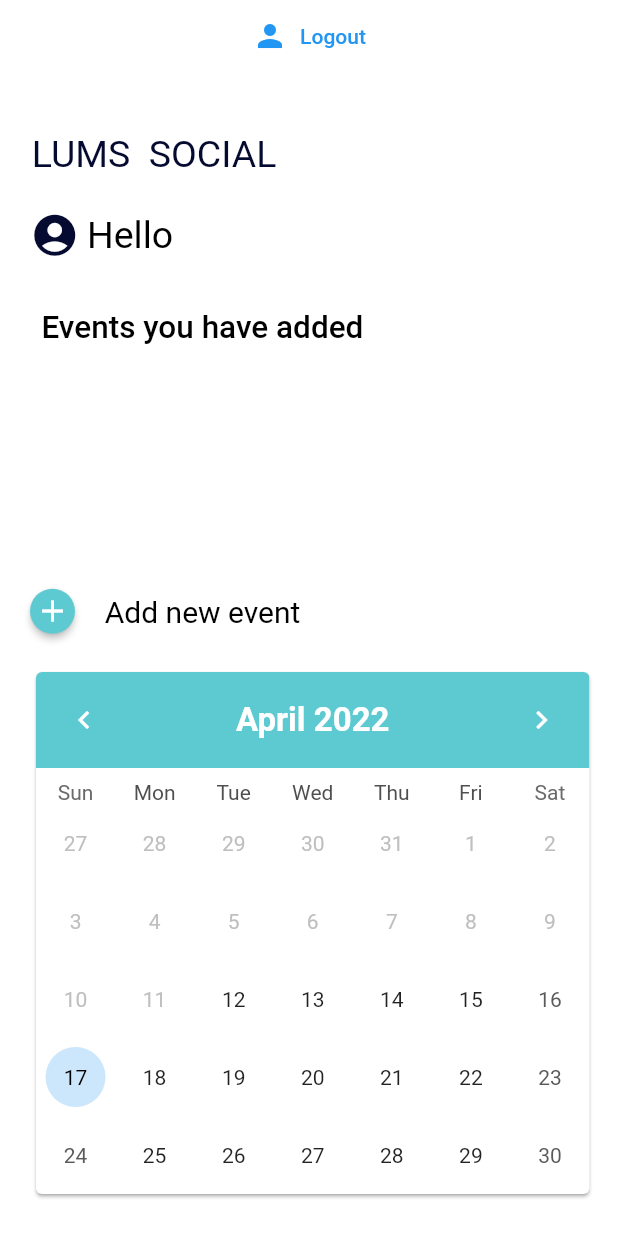
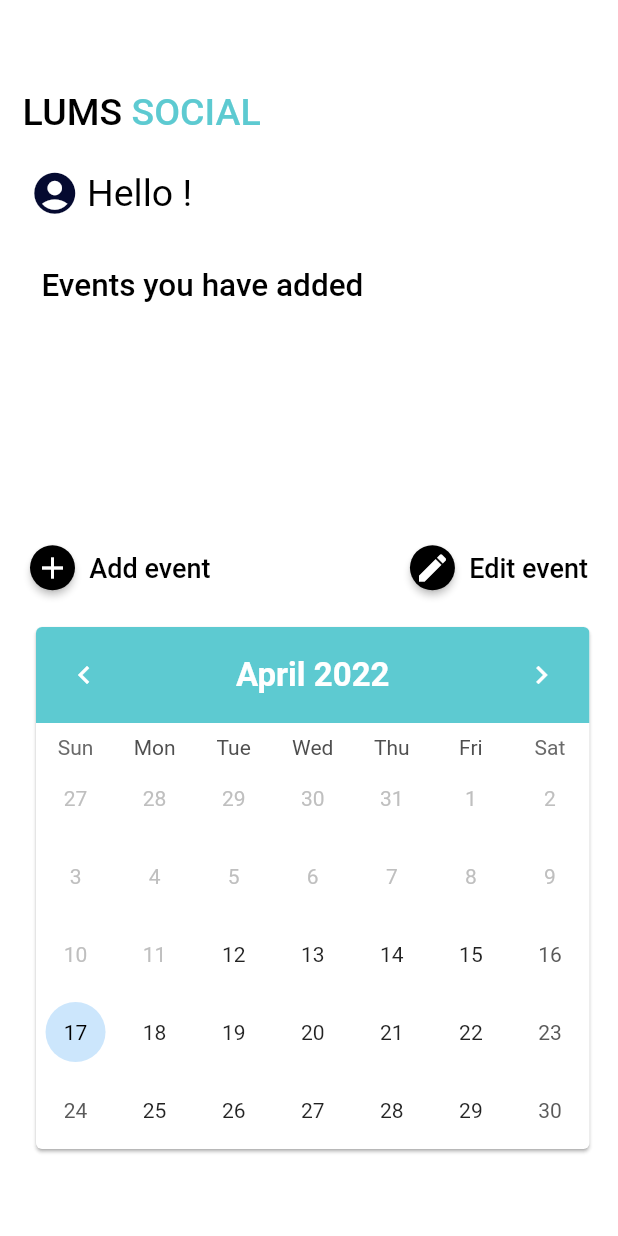
Before and after one commit to meh-noor/LUMS-Social, a Flutter app: the admin screen opened directly, on a phone screen of 412 x 824 dp. Run offline on Flutter 3.47's test engine with Material 2 defaults, Android fonts, the light colour scheme and no system bars; drawn by our look-alikes of table_calendar; our stand-ins replace cloud_firestore, firebase_auth, firebase_core, firebase_storage, flutter_form_builder, image_picker and 1 more; missing offline and left inert: dart:ffi; accounts and stored records are empty; Roboto replaces fonts that are missing (Poppins).

Commit message:
adminDashboardFrontEndedited

```diff
--- a/lib/main.dart
+++ b/lib/main.dart
@@ -1,5 +1,6 @@
 import 'package:flutter/material.dart';
 import 'package:lums_social_app2/models/user.dart';
+import 'package:lums_social_app2/screens/Admin/adminDashboard.dart';
 import 'package:lums_social_app2/screens/auth/forgetPasswordRedirect.dart';
 import 'package:lums_social_app2/screens/auth/registerUserDetails.dart';
 
@@ -28,6 +29,7 @@ class MyApp extends StatelessWidget {
       child:  MaterialApp(
         // home: Wrapper(),
         home: Splash(),
+        // home: admin(),
         // home: RegisterDetails(),
         // home: forgetPasswordRedirect(myEmail:"fawaz@gmail.com"),
       ),
--- a/lib/screens/Admin/adminDashboard.dart
+++ b/lib/screens/Admin/adminDashboard.dart
@@ -1,7 +1,10 @@
+import 'dart:math';
+
 import 'package:cloud_firestore/cloud_firestore.dart';
 import 'package:flutter/material.dart';
 import 'package:lums_social_app2/models/user.dart';
 import 'package:lums_social_app2/screens/auth/sign_in.dart';
+import 'package:lums_social_app2/screens/news/newsButton.dart';
 import 'package:lums_social_app2/splash.dart';
 import 'package:provider/provider.dart';
 import 'package:table_calendar/table_calendar.dart';
@@ -38,7 +41,8 @@ class _adminState extends State<admin> {
         body: SingleChildScrollView(
             child: Column(
           children: <Widget>[
-            SignOut(),
+            const SizedBox(height: 20),
+            // SignOut(),
             Padding(
                 padding: const EdgeInsets.only(
                     left: 15.0, right: 30.0, bottom: 10.0, top: 40.0),
@@ -57,11 +61,33 @@ class _adminState extends State<admin> {
               child: addedEvents(),
             ),
             listEvents(context, user),
-            Padding(
+            Row(
+              children: <Widget>[
+                Padding(
               padding: const EdgeInsets.only(
                   left: 20.0, right: 15.0, bottom: 10.0, top: 10.0),
-              child: addButton(context),
+              child: addEventButton(context),
             ),
+            Spacer(),
+             Padding(padding: EdgeInsets.only(right: 15.0),),
+             Padding(
+              padding: const EdgeInsets.only(
+                  left: 20.0, right: 15.0, bottom: 10.0, top: 10.0),
+              child: editEventButton(context),
+            ),
+              ],
+
+            ),
+            // Padding(
+            //   padding: const EdgeInsets.only(
+            //       left: 20.0, right: 15.0, bottom: 10.0, top: 10.0),
+            //   child: addEventButton(context),
+            // ),
+            // Padding(
+            //   padding: const EdgeInsets.only(
+            //       left: 20.0, right: 15.0, bottom: 10.0, top: 10.0),
+            //   child: editEventButton(context),
+            // ),
             Padding(
               padding: const EdgeInsets.only(
                   left: 20.0, right: 15.0, bottom: 10.0, top: 10.0),
@@ -73,20 +99,24 @@ class _adminState extends State<admin> {
         )));
   }
 
-  Widget mainText() => RichText(
-          text: TextSpan(
-              text: ' LUMS ',
-              style: TextStyle(
-                // alignment: Alignment(-0.85, -0.85),
-                fontFamily: 'Poppins',
-                color: Color(0xFF050A30),
-                fontSize: 25,
-              ),
-              children: [
-            TextSpan(
-              text: ' SOCIAL ',
-            )
-          ]));
+   Widget mainText() => new RichText(
+  text: new TextSpan(
+    // Note: Styles for TextSpans must be explicitly defined.
+    // Child text spans will inherit styles from parent
+    style: new TextStyle(
+      fontSize: 25.0,
+      color: Colors.black,
+       fontFamily: 'poppins',
+      //  fontWeight: FontWeight.bold,
+    ),
+    children: <TextSpan>[
+      new TextSpan(text: 'LUMS',
+    style: new TextStyle(fontWeight: FontWeight.w500)),
+      new TextSpan(text:" "),
+      new TextSpan(text: 'SOCIAL', style: new TextStyle(fontWeight: FontWeight.w500,color: Color(0xFF5DCAD1))),
+    ],
+  ),
+ );
 
   Widget greetingRow(user) => Row(
         children: [
@@ -98,11 +128,12 @@ class _adminState extends State<admin> {
               builder: (context, snapshot) {
                 if (snapshot.data != null) {
                   return Text(
-                    "Hello " + snapshot.data.toString(),
-                    style: TextStyle(
+                    "Hello " + snapshot.data.toString().toUpperCase() + "!",
+                    style: new TextStyle(
                       fontFamily: 'Poppins',
                       color: Colors.black,
                       fontSize: 25,
+                      fontWeight: FontWeight.w400,
                       // padding: const EdgeInsets.all(15.0),
                     ),
                   );
@@ -140,6 +171,7 @@ class _adminState extends State<admin> {
         padding: EdgeInsets.symmetric(horizontal: 16.0, vertical: 24.0),
         // height: MediaQuery.of(context).size.height * 0.35,
         height: 150,
+        // color: Colors.white,
         child: FutureBuilder(
           builder: (context, snapshot) {
             if (snapshot.data == null) {
@@ -152,32 +184,73 @@ class _adminState extends State<admin> {
                   height: 400,
                 ),
               );
-              ;
+
             }
             return ListView.builder(
                 scrollDirection: Axis.horizontal,
                 itemCount: allData.length,
                 itemBuilder: (context, index) {
                   return Container(
+                    decoration: BoxDecoration(
+          border: Border(left: BorderSide(color: Colors.primaries[Random().nextInt(Colors.primaries.length)],width: 5,)),
+         ),
                     // width: MediaQuery.of(context).size.width * 0.6,
-                    width: 200,
+                    width: 240,
+                    height: 200,
+                    // decoration: BoxDecoration(
+                    //   shape: Border(left: BorderSide(color: Colors.yellow, width: 5)),
+                    // ),
                     child: Card(
-                      color: Color(0xFFF2F1F0),
-                      child: Container(
+                      elevation: 5,
+                      // shape: Border(left: BorderSide(color: Colors.primaries[Random().nextInt(Colors.primaries.length)], width: 8)),
+
+                      shape: RoundedRectangleBorder(
+                        // side: BorderSide(color: Colors.yellow, width: 1),
+
+                    borderRadius: BorderRadius.circular(20),
+                    // side: BorderSide(
+                    // //   color: Colors.grey.withOpacity(0.5),
+
+                    // )
+
+                    ),
+
+
+
+                    shadowColor: Colors.grey.withOpacity(1),
+
+                      color: Colors.white,
+
+                      child:
+                      Container(
+
                         child: Column(children: [
+                          // Container(
+                          //       // height: 50,
+                          //       // width: 20,
+                          //       color: Colors.yellow,
+                          //       alignment: Alignment.centerLeft,
+                          //     ),
                           TextButton(
                               onPressed: () {},
+
                               child: Center(
                                   child: Text(
+
                                 allData[index]['title'].toString() +
-                                    "\n\n" +
+                                    "\n\n"
+                                     +
+                                    //  allData[index]['location'] + "\n\n" +
                                     allData[index]['start_date']
                                         .toDate()
                                         .toString()
                                         .substring(0, 10),
+
                                 style: TextStyle(
-                                    color: Colors.black, fontSize: 20.0),
+                                    color: Colors.black, fontSize: 16.0),
+                                    textAlign: TextAlign.center ,
                               ))),
+
                         ]),
                       ),
                     ),
@@ -188,14 +261,41 @@ class _adminState extends State<admin> {
         ),
       );
 
-  Widget addButton(context) => Row(
+  Widget editEventButton(context) => Row(
         children: [
           Container(
               height: 30.0,
               width: 30.0,
               child: FloatingActionButton(
                   elevation: 2,
-                  backgroundColor: Color(0xFF5DCAD1),
+                  // backgroundColor: Color(0xFF5DCAD1),
+                  backgroundColor: Colors.black,
+                  child: Icon(Icons.edit),
+                  onPressed: () {})),
+          Padding(
+              padding: EdgeInsets.all(5.0),
+              child: Text(
+                ' Edit event',
+                style: TextStyle(
+                  fontWeight: FontWeight.w500,
+                  fontFamily: 'Poppins',
+                  color: Colors.black,
+                  fontSize: 18,
+                  // padding: const EdgeInsets.all(15.0),
+                ),
+              )),
+        ],
+      );
+
+  Widget addEventButton(context) => Row(
+        children: [
+          Container(
+              height: 30.0,
+              width: 30.0,
+              child: FloatingActionButton(
+                  elevation: 2,
+                  // backgroundColor: Color(0xFF5DCAD1),
+                  backgroundColor: Colors.black,
                   child: Icon(Icons.add),
                   onPressed: () async {
                     Navigator.push(
@@ -206,11 +306,12 @@ class _adminState extends State<admin> {
           Padding(
               padding: EdgeInsets.all(5.0),
               child: Text(
-                '   Add new event',
+                ' Add event',
                 style: TextStyle(
+                  fontWeight: FontWeight.w500,
                   fontFamily: 'Poppins',
                   color: Colors.black,
-                  fontSize: 20,
+                  fontSize: 18,
                   // padding: const EdgeInsets.all(15.0),
                 ),
               )),
@@ -292,14 +393,16 @@ class _adminState extends State<admin> {
     // return ret;
   }
 
-  Widget SignOut() => TextButton.icon(
-      onPressed: () async {
-        await _auth.signOut();
-        Navigator.push(
-            context, MaterialPageRoute(builder: (context) => SignIn()));
-      },
-      icon: const Icon(Icons.person),
-      label: const Text('Logout'));
+  // Widget SignOut() =>
+
+  // TextButton.icon(
+      // onPressed: () async {
+      //   await _auth.signOut();
+      //   Navigator.push(
+      //       context, MaterialPageRoute(builder: (context) => SignIn()));
+      // },
+      // icon: const Icon(Icons.person),
+      // label: const Text('Logout'));
 
   Future<bool?> getData(String? uid) async {
     // Get docs from collection reference
--- a/pubspec.yaml
+++ b/pubspec.yaml
@@ -90,6 +90,7 @@ flutter:
     - images/calender.png
     - images/EmailOpen.png
     - images/Tune.png
+    - images/UserSettings.png
     # - images/Ellipse12.png
   #   - images/a_dot_ham.jpeg
 
```
Also changed, not shown: images/UserSettings.png (added).
